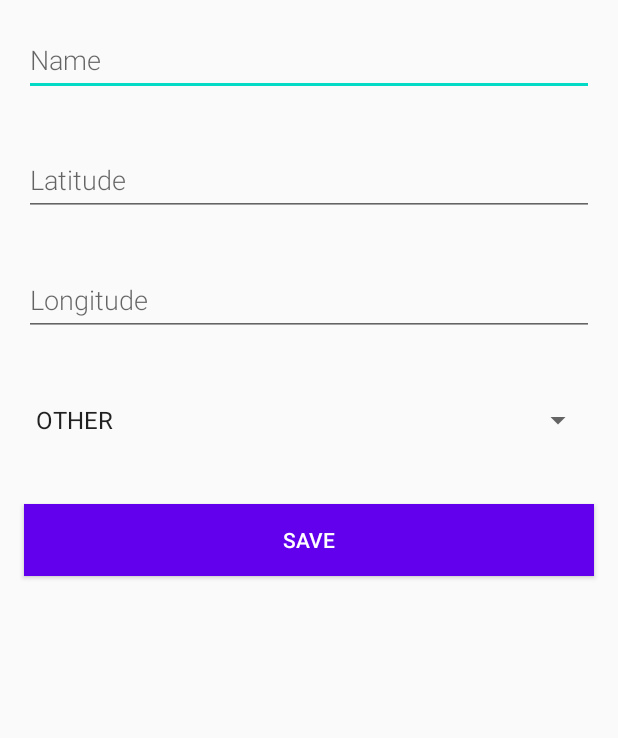
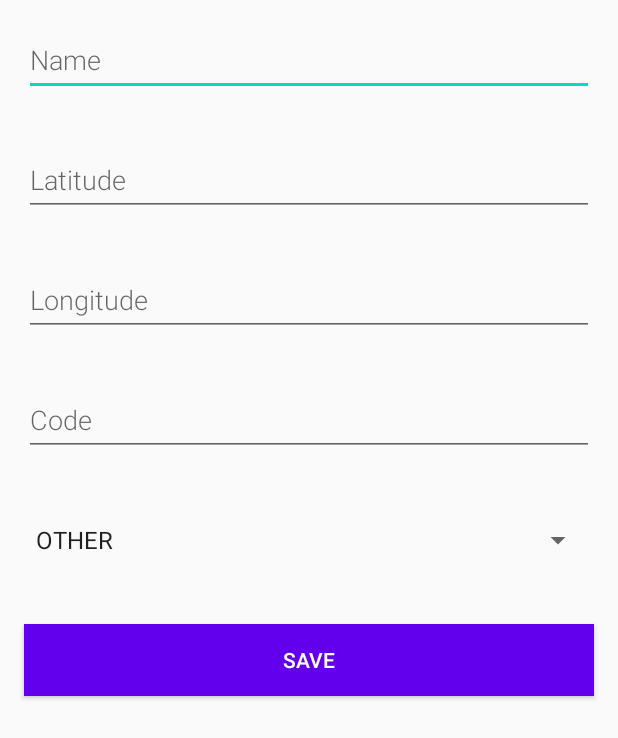
Before and after one commit to superTfighter/pottyTime, an Android app: the screen it shows after launch (NewToiletActivity), after a tap on "Add word", on a phone screen of 412 x 824 dp. Shown: the top 738 px of the screen. Run offline under Robolectric (Android 15) with nearby library versions, the phone set to English and light mode, and no system bars; our stand-ins replace Room's generated code, data binding; 1 statement that could not run was skipped.

Commit message:
Adding new toilet to the list

```diff
--- a/app/src/main/java/com/example/pottytime/activities/NewToiletActivity.kt
+++ b/app/src/main/java/com/example/pottytime/activities/NewToiletActivity.kt
@@ -1,61 +1,66 @@
 package com.example.pottytime.activities
 
-import android.app.Activity
-import android.content.Intent
 import android.os.Bundle
-import android.text.TextUtils
 import android.widget.ArrayAdapter
-import android.widget.Button
-import android.widget.EditText
 import android.widget.Spinner
 import androidx.appcompat.app.AppCompatActivity
+import androidx.databinding.DataBindingUtil
+import androidx.lifecycle.ViewModelProvider
 import com.example.pottytime.R
-import com.example.pottytime.data.Toilet
 import com.example.pottytime.data.ToiletType
+import com.example.pottytime.databinding.ActivityNewToiletBinding
+import com.example.pottytime.viewmodels.NewToiletViewModel
 
 class NewToiletActivity : AppCompatActivity() {
 
-    private lateinit var name: EditText
-    private lateinit var lat: EditText
-    private lateinit var lon: EditText
-    private lateinit var type : Spinner
+    //private lateinit var binding: ActivityNewToiletBinding
 
     public override fun onCreate(savedInstanceState: Bundle?) {
         super.onCreate(savedInstanceState)
-        setContentView(R.layout.activity_new_toilet)
+        //setContentView(R.layout.activity_new_toilet)
 
+        val binding: ActivityNewToiletBinding = DataBindingUtil.setContentView(this,R.layout.activity_new_toilet);
+        binding.lifecycleOwner = this;
 
+        // Assign the component to a property in the binding class.
+        binding.viewmodel = NewToiletViewModel(application)
+        createSpinner(binding);
+
+        /*
         val button = findViewById<Button>(R.id.button_save)
         button.setOnClickListener {
             val replyIntent = Intent()
 
-            name = findViewById(R.id.name)
-            lat = findViewById(R.id.lat)
-            lon = findViewById(R.id.lon)
-            type = findViewById(R.id.spinner)
-
             type.getSelectedItem().toString();
 
-            if (TextUtils.isEmpty(name.text) || TextUtils.isEmpty(lat.text) || TextUtils.isEmpty(lon.text)) {
-                setResult(Activity.RESULT_CANCELED, replyIntent)
-            } else {
+
+            if (NameValidator(name).validate() || LocationValidator(lat).validate() || LocationValidator(lon).validate() || CodeValidator(code).validate()) {
+
+            }
+            else
+            {
 
                 val name = name.text.toString()
                 val lat = lat.text.toString()
                 val lon = lon.text.toString()
                 val index : Int = type.getSelectedItemPosition();
 
+                var t : Toilet = Toilet(null,name,lat.toDouble(),lon.toDouble(),code.text.toString(), ToiletType.values()[index])
+                newToiletViewModel.insert(t);
 
-                var t : Toilet = Toilet(null,name,lat.toDouble(),lon.toDouble(),"0123456", ToiletType.values()[index])
+                setResult(Activity.RESULT_OK, replyIntent)
+                finish()
+            }
+        }*/
 
-                replyIntent.putExtra("Toilet", t.javaClass)
-                setResult(Activity.RESULT_OK, replyIntent)
-            }
-            finish()
-        }
-        val spinner: Spinner = findViewById(R.id.spinner)
+
+
+    }
+
+    private fun createSpinner(binding : ActivityNewToiletBinding )
+    {
+        val spinner: Spinner = binding.spinner;
         val listOfString = ArrayList<String>();
-
         ToiletType.values().forEach {
             listOfString.add(it.toString());
         }
@@ -67,11 +72,4 @@ class NewToiletActivity : AppCompatActivity() {
 
 
     }
-
-    companion object {
-        const val Name = "com.example.android.wordlistsql.REPLY"
-        const val Latitude = "com.example.android.wordlistsql.REPLY"
-        const val Longitude = "com.example.android.wordlistsql.REPLY"
-        const val toiletType  = "com.example.android.wordlistsql.REPLY"
-    }
 }
--- /dev/null
+++ b/app/src/main/java/com/example/pottytime/validators/ValidatorInterface.kt
@@ -0,0 +1,6 @@
+package com.example.pottytime.validators
+
+interface ValidatorInterface {
+
+    fun validate() : Boolean
+}
--- /dev/null
+++ b/app/src/main/java/com/example/pottytime/viewmodels/NewToiletViewModel.kt
@@ -0,0 +1,78 @@
+package com.example.pottytime.viewmodels
+
+import android.app.Activity
+import android.app.Application
+import android.content.Intent
+import android.util.Log
+import android.view.View
+import android.widget.AdapterView
+import androidx.core.app.ActivityCompat.startActivityForResult
+import androidx.core.content.ContextCompat.startActivity
+import androidx.lifecycle.AndroidViewModel
+import androidx.lifecycle.viewModelScope
+import com.example.pottytime.activities.MainActivity
+import com.example.pottytime.activities.NewToiletActivity
+import com.example.pottytime.data.Toilet
+import com.example.pottytime.data.ToiletType
+import com.example.pottytime.database.ToiletDatabase
+import com.example.pottytime.repositories.ToiletRepository
+import com.example.pottytime.validators.CodeValidator
+import com.example.pottytime.validators.LocationValidator
+import com.example.pottytime.validators.NameValidator
+import kotlinx.coroutines.Dispatchers
+import kotlinx.coroutines.launch
+
+
+class NewToiletViewModel(application: Application) : AndroidViewModel(application) {
+
+    private val repository: ToiletRepository
+    var name: String = "";
+    var lat: String = "";
+    var lon: String = "";
+    var code: String = "";
+    private lateinit var type : ToiletType
+
+    init {
+        val wordsDao = ToiletDatabase.getDatabase(application, viewModelScope).toiletDao()
+        repository = ToiletRepository(wordsDao)
+    }
+
+    fun onSaveButtomClick(v : View)
+    {
+        Log.d("Name value: ", name);
+
+        val activity : NewToiletActivity = v.context as NewToiletActivity;
+        val replyIntent = Intent()
+
+        if (NameValidator(name).validate() && LocationValidator(lat).validate() && LocationValidator(lon).validate() && CodeValidator(code).validate()) {
+
+            val t = Toilet(null,name,lat.toDouble(),lon.toDouble(),code, type)
+            this.insert(t);
+
+            activity.setResult(Activity.RESULT_OK, replyIntent)
+            activity.finish()
+
+        }
+        else
+        {
+            //TODO: ALERT USER
+            Log.d("Name validation" ,NameValidator(name).validate().toString());
+            Log.d("Loc1 validation" ,LocationValidator(lat).validate().toString());
+            Log.d("Loc2 validation" ,LocationValidator(lon).validate().toString());
+            Log.d("Code validation" ,CodeValidator(code).validate().toString());
+
+        }
+
+    }
+
+    fun onSelectItem(parent: AdapterView<*>?, view: View?, pos: Int, id: Long)
+    {
+        type = ToiletType.values()[pos];
+    }
+
+    fun insert(toilet: Toilet) = viewModelScope.launch(Dispatchers.IO) {
+        repository.insert(toilet)
+    }
+
+
+}
--- a/app/src/main/res/layout/activity_new_toilet.xml
+++ b/app/src/main/res/layout/activity_new_toilet.xml
@@ -1,13 +1,23 @@
 <?xml version="1.0" encoding="utf-8"?>
 
-<LinearLayout xmlns:android="http://schemas.android.com/apk/res/android"
-    xmlns:tools="http://schemas.android.com/tools"
-    android:orientation="vertical"
-    android:layout_width="match_parent"
-    android:layout_height="match_parent">
+<layout xmlns:android="http://schemas.android.com/apk/res/android">
+
+    <data>
+
+        <variable
+            name="viewmodel"
+            type="com.example.pottytime.viewmodels.NewToiletViewModel" />
+    </data>
+
+    <LinearLayout
+        android:orientation="vertical"
+        android:layout_width="match_parent"
+        android:layout_height="match_parent">
+
 
     <EditText
         android:id="@+id/name"
+        android:text="@={viewmodel.name}"
         android:layout_width="match_parent"
         android:layout_height="wrap_content"
         android:minHeight="@dimen/min_height"
@@ -19,6 +29,7 @@
 
     <EditText
         android:id="@+id/lat"
+        android:text="@={viewmodel.lat}"
         android:layout_width="match_parent"
         android:layout_height="wrap_content"
         android:minHeight="@dimen/min_height"
@@ -28,13 +39,27 @@
         android:layout_margin="@dimen/big_padding"
         android:textSize="18sp" />
 
+
     <EditText
         android:id="@+id/lon"
+        android:text="@={viewmodel.lon}"
         android:layout_width="match_parent"
         android:layout_height="wrap_content"
         android:minHeight="@dimen/min_height"
         android:fontFamily="sans-serif-light"
         android:hint="Longitude"
+        android:inputType="textAutoComplete"
+        android:layout_margin="@dimen/big_padding"
+        android:textSize="18sp" />
+
+    <EditText
+        android:id="@+id/code"
+        android:text="@={viewmodel.code}"
+        android:layout_width="match_parent"
+        android:layout_height="wrap_content"
+        android:minHeight="@dimen/min_height"
+        android:fontFamily="sans-serif-light"
+        android:hint="Code"
         android:inputType="textAutoComplete"
         android:layout_margin="@dimen/big_padding"
         android:textSize="18sp" />
@@ -45,15 +70,18 @@
         android:layout_height="wrap_content"
         android:minHeight="@dimen/min_height"
         android:layout_margin="@dimen/big_padding"
-        android:textSize="18sp" />
+        android:textSize="18sp"
+        android:onItemSelected="@{(parent,view,pos,id)->viewmodel.onSelectItem(parent,view,pos,id)}"/>/>
 
     <Button
         android:id="@+id/button_save"
+        android:onClick="@{(v) -> viewmodel.onSaveButtomClick(v) }"
         android:layout_width="match_parent"
         android:layout_height="wrap_content"
+        android:layout_margin="@dimen/big_padding"
         android:background="@color/colorPrimary"
         android:text="@string/button_save"
-        android:layout_margin="@dimen/big_padding"
         android:textColor="@color/buttonLabel" />
 
 </LinearLayout>
+</layout>
--- a/app/src/main/res/values/strings.xml
+++ b/app/src/main/res/values/strings.xml
@@ -4,5 +4,6 @@
 
     <string name="hint_word">Word...</string>
     <string name="button_save">Save</string>
-    <string name="empty_not_saved">Word not saved because it is empty.</string>
+    <string name="empty_not_saved">Toilet not saved because it is empty.</string>
+    <string name="saved">Toilet is saved.</string>
 </resources>
```
Also changed, not shown: app/src/main/java/com/example/pottytime/activities/MainActivity.kt (+2 -9 lines), app/src/main/java/com/example/pottytime/validators/CodeValidator.kt (added, +27 -0 lines), app/src/main/java/com/example/pottytime/validators/LocationValidator.kt (added, +27 -0 lines), app/src/main/java/com/example/pottytime/validators/NameValidator.kt (added, +18 -0 lines).
